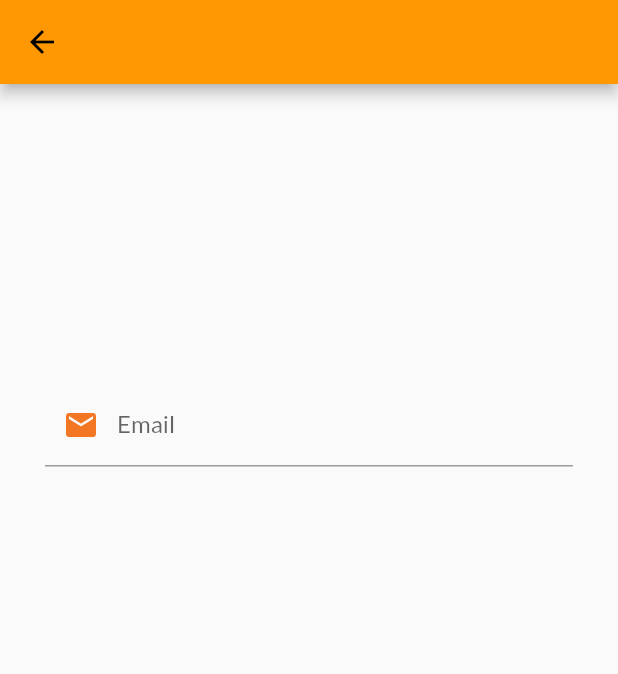
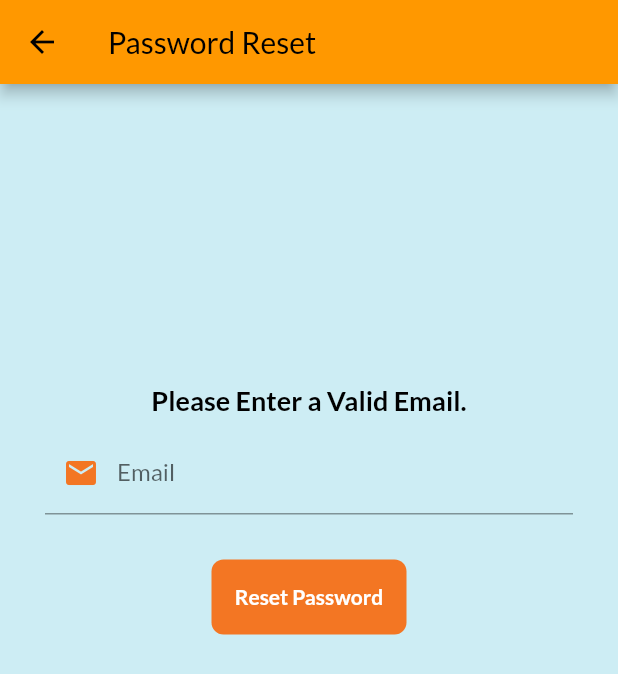
Before and after one commit to kaushik-762/apdcl-meter-registry, a Flutter app: the ForgotPw screen opened directly, on a phone screen of 412 x 824 dp. Shown: the top 674 px of the screen. Run offline on Flutter 3.47's test engine with Material 2 defaults, Android fonts, the phone set to English and light mode, and no system bars; our stand-ins replace firebase_auth, firebase_core, google_fonts; accounts and stored records are empty.

Commit message:
Day13 Completed

```diff
--- a/lib/pages/forgot_pw_page.dart
+++ b/lib/pages/forgot_pw_page.dart
@@ -1,3 +1,4 @@
+import 'package:firebase_auth/firebase_auth.dart';
 import 'package:flutter/material.dart';
 
 class ForgotPw extends StatefulWidget {
@@ -14,11 +15,38 @@ class _ForgotPwState extends State<ForgotPw> {
     _emailController.dispose();
     super.dispose();
   }
+
+  Future resetPassword() async{
+    try{
+    await FirebaseAuth.instance.sendPasswordResetEmail(email: _emailController.text.trim());
+    showDialog(context: context, builder: (context){
+      return AlertDialog(
+        content: Text("Reset Link sent."),
+      );
+    });
+    }on FirebaseAuthException  catch(e){
+       print(e);
+
+       showDialog(context: context,
+        builder: (context){
+          return AlertDialog(
+            content: Text("Invalid Email."),
+          );
+        }
+       ) ;
+    }
+
+  }
+  bool changedButton=false;
+  final _formKey=GlobalKey<FormState>();
   @override
   Widget build(BuildContext context) {
 
     return Scaffold(
-      appBar: AppBar(),
+      backgroundColor: Color.fromARGB(255, 205, 237, 244),
+      appBar: AppBar(
+        title: Text("Password Reset"),
+      ),
 
       body: SingleChildScrollView(
         padding: EdgeInsets.symmetric(horizontal: 30,vertical:0),
@@ -28,6 +56,19 @@ class _ForgotPwState extends State<ForgotPw> {
             children: [
 
               SizedBox(height: 200,),
+              Container(
+                alignment: Alignment.center,
+                child: Text("Please Enter a Valid Email.",
+                  style: TextStyle(
+                    color: Colors.black,
+                    fontWeight: FontWeight.bold,
+                    fontSize: 18
+
+                  ),
+                ),
+              ),
+
+              SizedBox(height: 10,),
 
               TextFormField(
                     controller: _emailController,
@@ -44,6 +85,41 @@ class _ForgotPwState extends State<ForgotPw> {
                     ),
 
                   ),
+                SizedBox(height: 30,),
+
+                Material(
+                  color: Color.fromARGB(255, 243, 118, 35),
+                  borderRadius: BorderRadius.circular(changedButton?50:8),
+                  child: InkWell(
+                    splashColor: Color.fromARGB(255, 131, 252, 1),
+                    onTap: resetPassword,
+
+
+                    child: AnimatedContainer(
+                      duration: Duration(seconds:1),
+                      height: 50,
+                      width: changedButton?50:130,
+
+                      alignment: Alignment.center,
+                      child: changedButton?Icon(
+                        Icons.done,
+                        color:Colors.white,
+                      )
+                      :Text("Reset Password",
+                        style: TextStyle(
+                          fontSize: 14,
+                          fontWeight: FontWeight.bold,
+                          color: Colors.white,
+
+                        ),
+                      ),
+
+
+                    ),
+                  ),
+                ),
+
+
 
             ],
           ),
```
